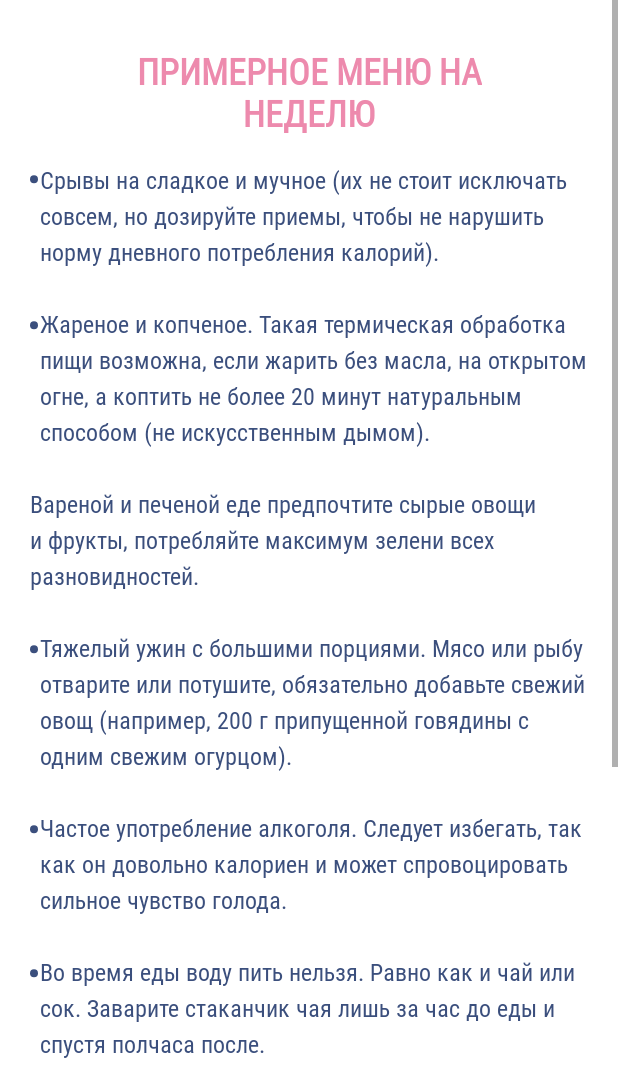
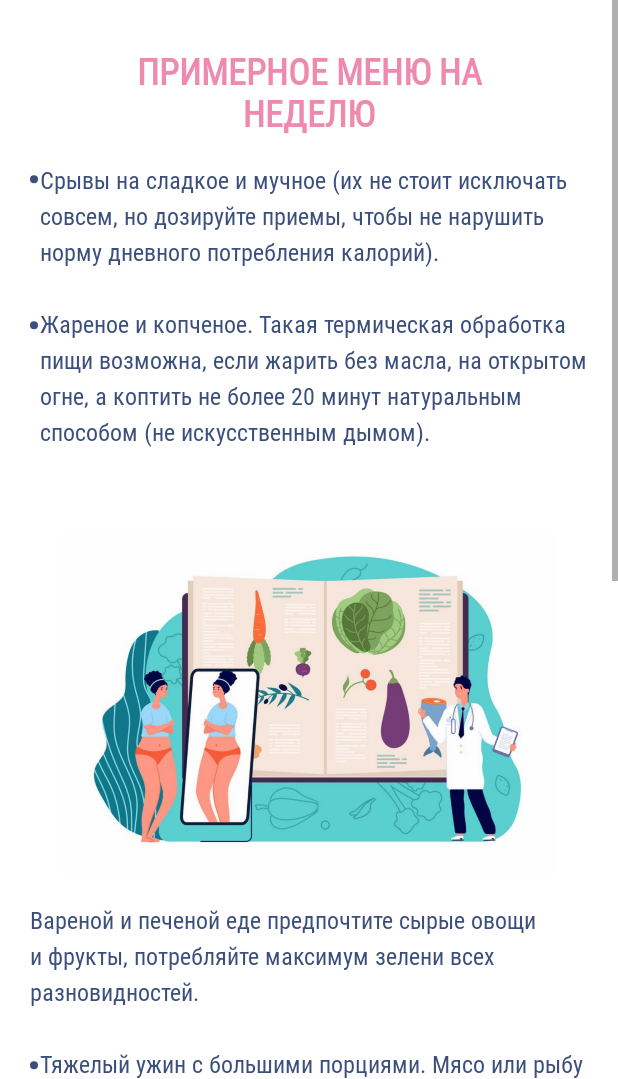
Before and after one commit to SergNif/FitFinish, an Android app: the fragment Part3Page6MistakeFragment placed in its activity, on a phone screen of 412 x 824 dp, the part 157-1236 px from its top. Run offline under Robolectric (Android 15) with nearby library versions, the phone set to English and light mode, and no system bars; our stand-ins replace Dagger/Hilt's generated code.

Commit message:
finish 1209 2

```diff
--- a/app/src/main/java/com/sergnfitness/android/fit/presentation/part3/Part3Page6MistakeFragment.kt
+++ b/app/src/main/java/com/sergnfitness/android/fit/presentation/part3/Part3Page6MistakeFragment.kt
@@ -1,6 +1,5 @@
 package com.sergnfitness.android.fit.presentation.part3
 
-import androidx.lifecycle.ViewModelProvider
 import android.os.Bundle
 import android.text.Spanned
 import androidx.fragment.app.Fragment
@@ -13,11 +12,8 @@ import androidx.navigation.NavDirections
 import androidx.navigation.fragment.findNavController
 import androidx.navigation.fragment.navArgs
 import com.sergnfitness.android.fit.R
-import com.sergnfitness.android.fit.databinding.FragmentPart2Page1Binding
 import com.sergnfitness.android.fit.databinding.FragmentPart3Page6MistakeBinding
-import com.sergnfitness.android.fit.presentation.part2.Part2Page1FragmentArgs
-import com.sergnfitness.android.fit.presentation.part2.Part2Page1FragmentDirections
-import com.sergnfitness.android.fit.presentation.part2.part2viewModel.Part2Page1ViewModel
+import com.sergnfitness.android.fit.presentation.part3.part3ViewModel.Part3Page6MistakeViewModel
 
 class Part3Page6MistakeFragment : Fragment() {
 
@@ -42,8 +38,8 @@ class Part3Page6MistakeFragment : Fragment() {
         super.onViewCreated(view, savedInstanceState)
         binding = FragmentPart3Page6MistakeBinding.bind(view)
         val txtHtml = "<ul><li>Срывы на сладкое и мучное (их не стоит исключать совсем, но дозируйте приемы, чтобы не нарушить норму дневного потребления калорий).</li>" +
-                "<li>Жареное и копченое. Такая термическая обработка пищи возможна, если жарить без масла, на открытом огне, а коптить не более 20 минут натуральным способом (не искусственным дымом).</li>" +
-                "<il>Вареной и печеной еде предпочтите сырые овощи и фрукты, потребляйте максимум зелени всех разновидностей.</li>" +
+                "<li>Жареное и копченое. Такая термическая обработка пищи возможна, если жарить без масла, на открытом огне, а коптить не более 20 минут натуральным способом (не искусственным дымом).</li>"
+        val txtHtml2 = "<il>Вареной и печеной еде предпочтите сырые овощи и фрукты, потребляйте максимум зелени всех разновидностей.</li>" +
                 "<li>Тяжелый ужин с большими порциями. Мясо или рыбу отварите или потушите, обязательно добавьте свежий овощ (например, 200 г припущенной говядины с одним свежим огурцом).</li>" +
                 "<li>Частое употребление алкоголя. Следует избегать, так как он довольно калориен и может спровоцировать сильное чувство голода.</li>" +
                 "<li>Во время еды воду пить нельзя. Равно как и чай или сок. Заварите стаканчик чая лишь за час до еды и спустя полчаса после.</li>" +
@@ -54,7 +50,12 @@ class Part3Page6MistakeFragment : Fragment() {
             .fromHtml(txtHtml,
                 HtmlCompat.FROM_HTML_MODE_LEGACY
             )
+        val spanned2: Spanned = HtmlCompat
+            .fromHtml(txtHtml2,
+                HtmlCompat.FROM_HTML_MODE_LEGACY
+            )
         binding.someId.text = spanned
+        binding.someId2.text = spanned2
         binding.houseButton.setOnClickListener {
             onClickHouse()
         }
--- a/app/src/main/res/layout/fragment_part3_page2_menu_week.xml
+++ b/app/src/main/res/layout/fragment_part3_page2_menu_week.xml
@@ -101,7 +101,7 @@
                 android:src="@drawable/part3page2down"
                 app:layout_constraintEnd_toEndOf="@+id/some_id"
                 app:layout_constraintStart_toStartOf="@+id/some_id"
-                app:layout_constraintTop_toTopOf="@+id/some_id" />
+                app:layout_constraintTop_toBottomOf="@+id/some_id" />
 
         </androidx.constraintlayout.widget.ConstraintLayout>
     </ScrollView>
--- a/app/src/main/res/layout/fragment_part3_page6_mistake.xml
+++ b/app/src/main/res/layout/fragment_part3_page6_mistake.xml
@@ -81,6 +81,32 @@
                 app:layout_constraintStart_toStartOf="parent"
                 app:layout_constraintEnd_toEndOf="parent"
                 />
+
+            <ImageView
+                android:id="@+id/image"
+                android:layout_width="330dp"
+                android:layout_height="230dp"
+                android:layout_margin="5dp"
+                android:gravity="center"
+                android:padding="0dp"
+
+                android:src="@drawable/part3page6"
+                app:layout_constraintEnd_toEndOf="parent"
+                app:layout_constraintStart_toStartOf="parent"
+                app:layout_constraintTop_toBottomOf="@id/some_id" />
+
+            <TextView
+                android:id="@+id/some_id2"
+                android:textColor="#3B4F7D"
+                style="@style/text_style_programm_pitania"
+                android:lineSpacingExtra="5sp"
+                android:translationY="-2.49sp"
+
+                app:layout_constraintTop_toBottomOf="@id/image"
+                app:layout_constraintStart_toStartOf="parent"
+                app:layout_constraintEnd_toEndOf="parent"
+                />
+
         </androidx.constraintlayout.widget.ConstraintLayout>
     </ScrollView>
 
```
Also changed, not shown: app/src/main/java/com/sergnfitness/android/fit/presentation/part3/Part3Page6MistakeViewModel.kt (deleted, +0 -7 lines), app/src/main/java/com/sergnfitness/android/fit/presentation/part3/part3ViewModel/Part3Page6MistakeViewModel.kt (added, +10 -0 lines), app/src/main/res/layout/fragment_part3_page5_principal_eat.xml (+11 -15 lines), app/src/main/res/layout/pg1_fragment_ma_female1.xml (+14 -19 lines), app/src/main/res/drawable/part3page6.png (added), 1 other file.
